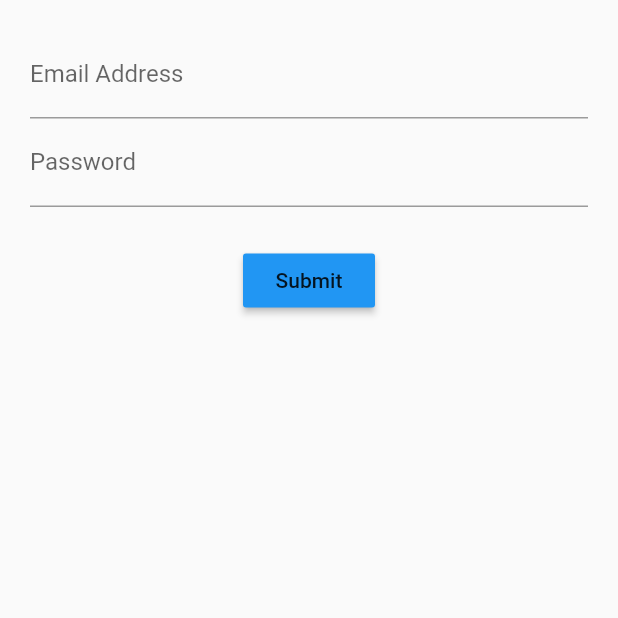
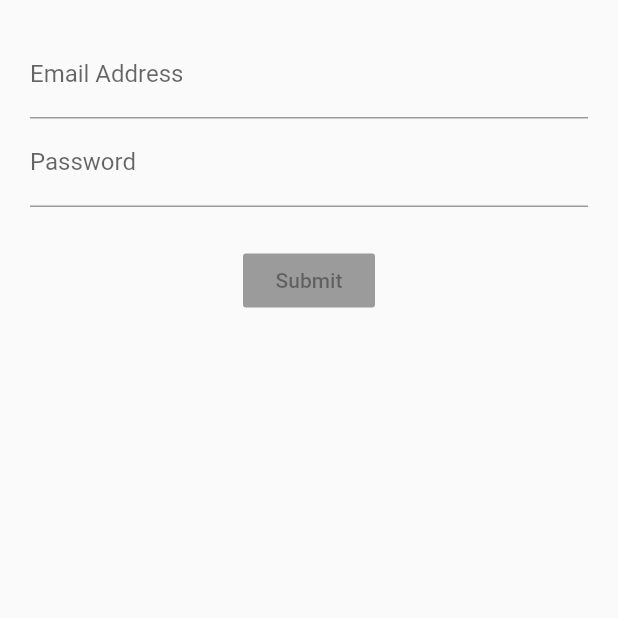
Before and after one commit to vininalm/form_bloc-pattern, a Flutter app: the screen it shows after launch, on a phone screen of 412 x 824 dp, the top half of it. Run offline on Flutter 3.47's test engine with Material 2 defaults, Android fonts, the phone set to English and light mode, and no system bars; our stand-ins replace rxdart.

Commit message:
scoped instances bloc

```diff
--- a/lib/src/app.dart
+++ b/lib/src/app.dart
@@ -1,13 +1,16 @@
 import 'package:flutter/material.dart';
 import './screens/login_screen.dart';
+import 'blocs/provider.dart';
 
 class App extends StatelessWidget {
   @override
   Widget build(BuildContext context) {
-    return MaterialApp(
-      title: "Log me in!",
-      home: Scaffold(
-        body: LoginScreen(),
+    return Provider(
+      child: MaterialApp(
+        title: "Log me in!",
+        home: Scaffold(
+          body: LoginScreen(),
+        ),
       ),
     );
   }
--- a/lib/src/blocs/bloc.dart
+++ b/lib/src/blocs/bloc.dart
@@ -1,10 +1,11 @@
 import 'dart:async';
 import 'validators.dart';
+import 'package:rxdart/rxdart.dart';
 
 class Bloc extends Object with Validators {
 
-  final _email = StreamController<String>();
-  final _password = StreamController<String>();
+  final _email = BehaviorSubject<String>();
+  final _password = BehaviorSubject<String>();
 
   Function(String) get changeEmail => _email.sink.add;
   Function(String) get changePassword => _password.sink.add;
@@ -12,10 +13,18 @@ class Bloc extends Object with Validators {
   Stream<String> get emailStream => _email.stream.transform(validateEmail);
   Stream<String> get passwordStream => _password.stream.transform(validatePassword);
 
+  Stream<bool> get submitValid => Rx.combineLatest2(emailStream, passwordStream, (e, p) => true);
+
+  submit() {
+    final validEmail = _email.value;
+    final validPassword =  _password.value;
+
+    print("Email is $validEmail and password is $validPassword");
+  }
+
   dispose() {
     _email.close();
     _password.close();
   }
+
 }
-
-final Bloc bloc = new Bloc();
--- /dev/null
+++ b/lib/src/blocs/provider.dart
@@ -0,0 +1,17 @@
+import 'package:flutter/material.dart';
+import 'bloc.dart';
+
+class Provider extends InheritedWidget {
+
+  final bloc = Bloc();
+
+  Provider({Key key, Widget child}) : super(key: key, child:child);
+
+  @override
+  bool updateShouldNotify(_) => true;
+
+  static Bloc of(BuildContext context) {
+    return context.dependOnInheritedWidgetOfExactType<Provider>().bloc;
+  }
+
+}
--- a/lib/src/blocs/validators.dart
+++ b/lib/src/blocs/validators.dart
@@ -2,14 +2,12 @@ import 'dart:async';
 
 mixin Validators {
   final validateEmail = StreamTransformer<String, String>.fromHandlers(
-    handleData: (email, sink) {
-      email.contains("@") ? sink.add(email) : sink.addError("Enter valid e-mail");
-    }
+    handleData: (email, sink) =>
+      email.contains("@") ? sink.add(email) : sink.addError("Enter valid e-mail"),
   );
 
   final validatePassword = StreamTransformer<String, String>.fromHandlers(
-    handleData: (password, sink) {
-      password.length > 3 ? sink.add(password) : sink.addError("Password must be at least 4 characters long");
-    }
+    handleData: (password, sink) =>
+      password.length > 3 ? sink.add(password) : sink.addError("Password must be at least 4 characters long"),
   );
 }
--- a/lib/src/screens/login_screen.dart
+++ b/lib/src/screens/login_screen.dart
@@ -1,23 +1,27 @@
 import 'package:flutter/material.dart';
 import '../blocs/bloc.dart';
+import '../blocs/provider.dart';
 
 class LoginScreen extends StatelessWidget {
-    @override
+  @override
   Widget build(BuildContext context) {
+
+    final bloc = Provider.of(context);
+
     return Container(
       margin: EdgeInsets.all(20.0),
       child: Column(
         children: <Widget>[
-          emailField(),
-          passwordField(),
+          emailField(bloc),
+          passwordField(bloc),
           Container(margin: EdgeInsets.only(top: 25.0)),
-          submitButton(),
+          submitButton(bloc),
         ],
       ),
     );
   }
 
-  Widget emailField() {
+  Widget emailField(Bloc bloc) {
     return StreamBuilder(
       stream: bloc.emailStream,
       builder: (context, snapshot) {
@@ -34,7 +38,7 @@ class LoginScreen extends StatelessWidget {
     );
   }
 
-  Widget passwordField() {
+  Widget passwordField(Bloc bloc) {
     return StreamBuilder(
       stream: bloc.passwordStream,
       builder: (context, snapshot) {
@@ -51,11 +55,16 @@ class LoginScreen extends StatelessWidget {
     );
   }
 
-  Widget submitButton() {
-    return RaisedButton(
-      child: Text("Submit"),
-      color: Colors.blue,
-      onPressed: () {},
+  Widget submitButton(Bloc bloc) {
+    return StreamBuilder<Object>(
+      stream: bloc.submitValid,
+      builder: (context, snapshot) {
+        return RaisedButton(
+          child: Text("Submit"),
+          color: Colors.blue,
+          onPressed: snapshot.hasData ? bloc.submit : null,
+        );
+      }
     );
   }
 }
--- a/pubspec.yaml
+++ b/pubspec.yaml
@@ -28,6 +28,8 @@ dependencies:
   # The following adds the Cupertino Icons font to your application.
   # Use with the CupertinoIcons class for iOS style icons.
   cupertino_icons: ^0.1.3
+
+  rxdart: ^0.24.1
 
 dev_dependencies:
   flutter_test:
```
Also changed, not shown: pubspec.lock.
